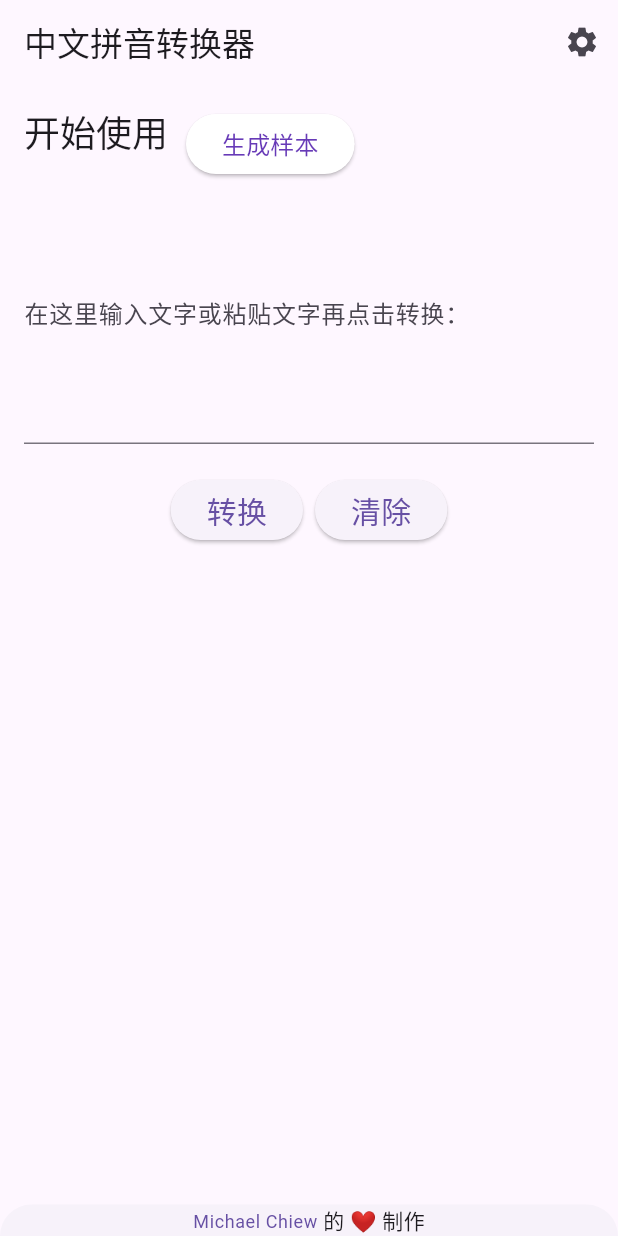
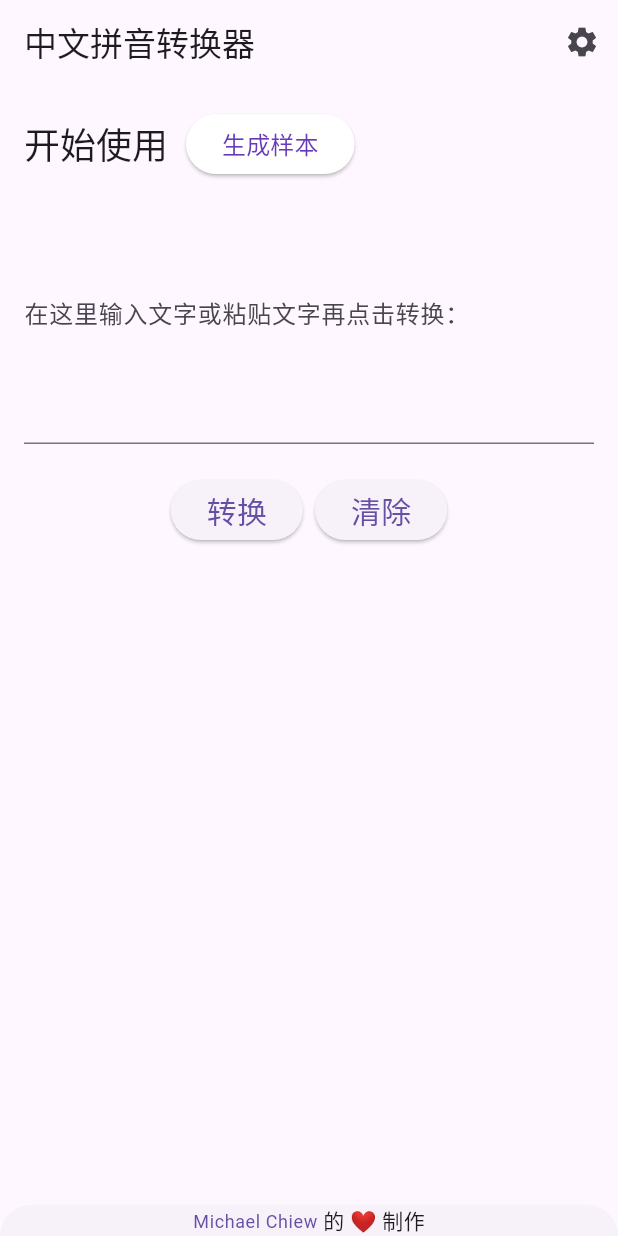
Before and after one commit to michaelchiew08/church-tool, a Flutter app: the screen it shows after launch, on a phone screen of 412 x 824 dp. Run offline on Flutter 3.47's test engine with Material 3 defaults, Android fonts, the light colour scheme and no system bars; our stand-ins replace flutter_hooks, flutter_riverpod, hooks_riverpod, shared_preferences; missing offline and left inert: lpinyin; generated files the repository leaves out were written again.

Commit message:
crossalignment center

```diff
--- a/lib/features/pinyin_converter/pinyin_converter_screen.dart
+++ b/lib/features/pinyin_converter/pinyin_converter_screen.dart
@@ -56,6 +56,7 @@ class PinyinConverterScreen extends HookConsumerWidget {
             crossAxisAlignment: CrossAxisAlignment.start,
             children: [
               Wrap(
+                crossAxisAlignment: WrapCrossAlignment.center,
                 children: [
                   Text(
                     AppLocalizations.of(context)!.gettingStartedText,
```
